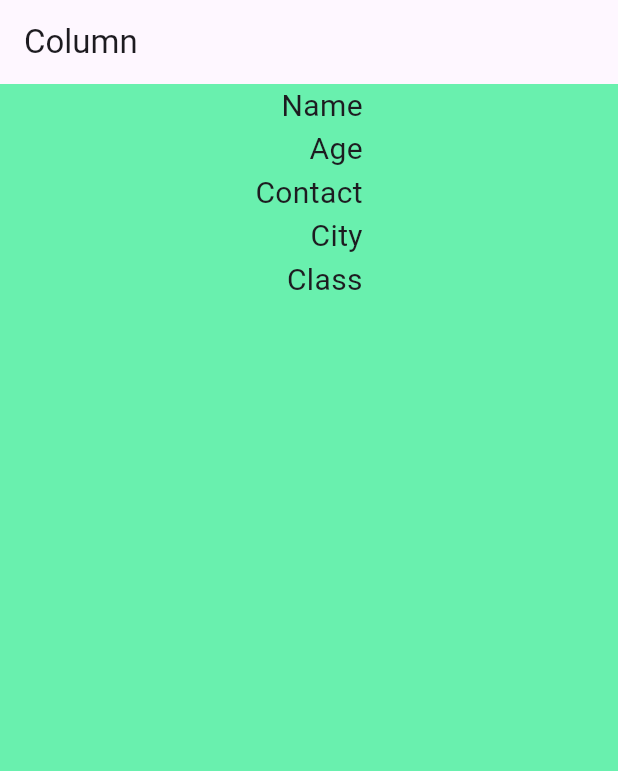
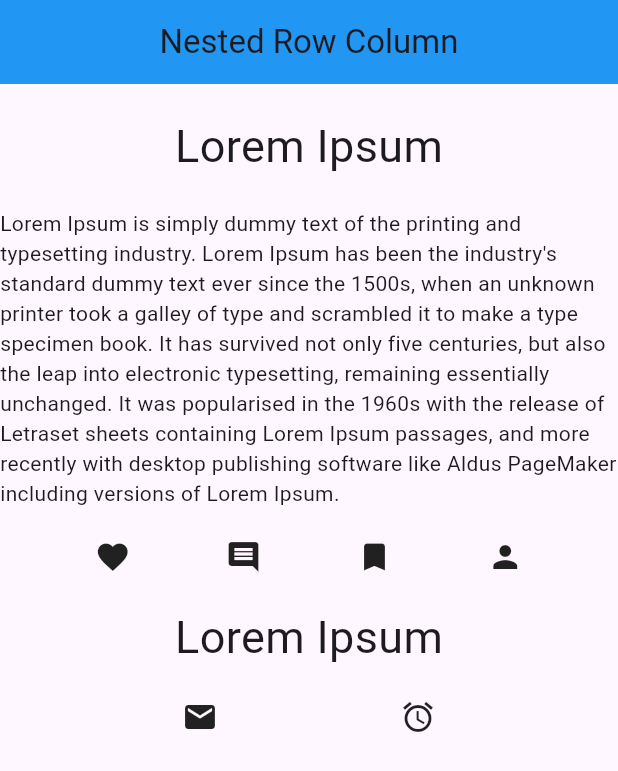
Before and after one commit to AbRehman536/Flutter_sec_2, a Flutter app: the screen it shows after launch, on a phone screen of 412 x 824 dp. Shown: the top 771 px of the screen. Run offline on Flutter 3.47's test engine with Material 3 defaults, Android fonts, the phone set to English and light mode, and no system bars.

Commit message:
Nested_Row_Column done

```diff
--- a/lib/main.dart
+++ b/lib/main.dart
@@ -1,5 +1,6 @@
 import 'package:flutter/material.dart';
 import 'package:flutter_sec_2/fab.dart';
+import 'package:flutter_sec_2/nested_row_column.dart';
 import 'package:flutter_sec_2/row_column.dart';
 
 import 'appbardemo.dart';
@@ -35,7 +36,7 @@ class MyApp extends StatelessWidget {
         colorScheme: ColorScheme.fromSeed(seedColor: Colors.deepPurple),
         useMaterial3: true,
       ),
-      home: RowColumnDemo(),
+      home: NestedRowColumn(),
     );
   }
 }
--- /dev/null
+++ b/lib/nested_row_column.dart
@@ -0,0 +1,42 @@
+import 'package:flutter/material.dart';
+
+class NestedRowColumn extends StatelessWidget {
+  const NestedRowColumn({super.key});
+
+  @override
+  Widget build(BuildContext context) {
+    return Scaffold(
+      appBar: AppBar(
+        backgroundColor: Colors.blue,
+        title: Text("Nested Row Column"),
+        centerTitle: true,
+      ),
+      body: Column(
+        children: [
+          SizedBox(height: 20,),
+        Text("Lorem Ipsum",style: TextStyle(fontSize: 30),),
+          SizedBox(height: 20,),
+        Text("Lorem Ipsum is simply dummy text of the printing and typesetting industry. Lorem Ipsum has been the industry's standard dummy text ever since the 1500s, when an unknown printer took a galley of type and scrambled it to make a type specimen book. It has survived not only five centuries, but also the leap into electronic typesetting, remaining essentially unchanged. It was popularised in the 1960s with the release of Letraset sheets containing Lorem Ipsum passages, and more recently with desktop publishing software like Aldus PageMaker including versions of Lorem Ipsum."),
+          SizedBox(height: 20,),
+          Row(
+          mainAxisAlignment: MainAxisAlignment.spaceEvenly,
+          children: [
+          Icon(Icons.favorite),
+          Icon(Icons.comment),
+          Icon(Icons.bookmark),
+          Icon(Icons.person),
+        ],),
+          SizedBox(height: 20,),
+          Text("Lorem Ipsum",style: TextStyle(fontSize: 30),),
+          SizedBox(height: 20,),
+          Row(
+            mainAxisAlignment: MainAxisAlignment.spaceEvenly,
+            children: [
+            Icon(Icons.email),
+            Icon(Icons.access_alarm),
+          ],)
+
+      ],),
+    );
+  }
+}
```
